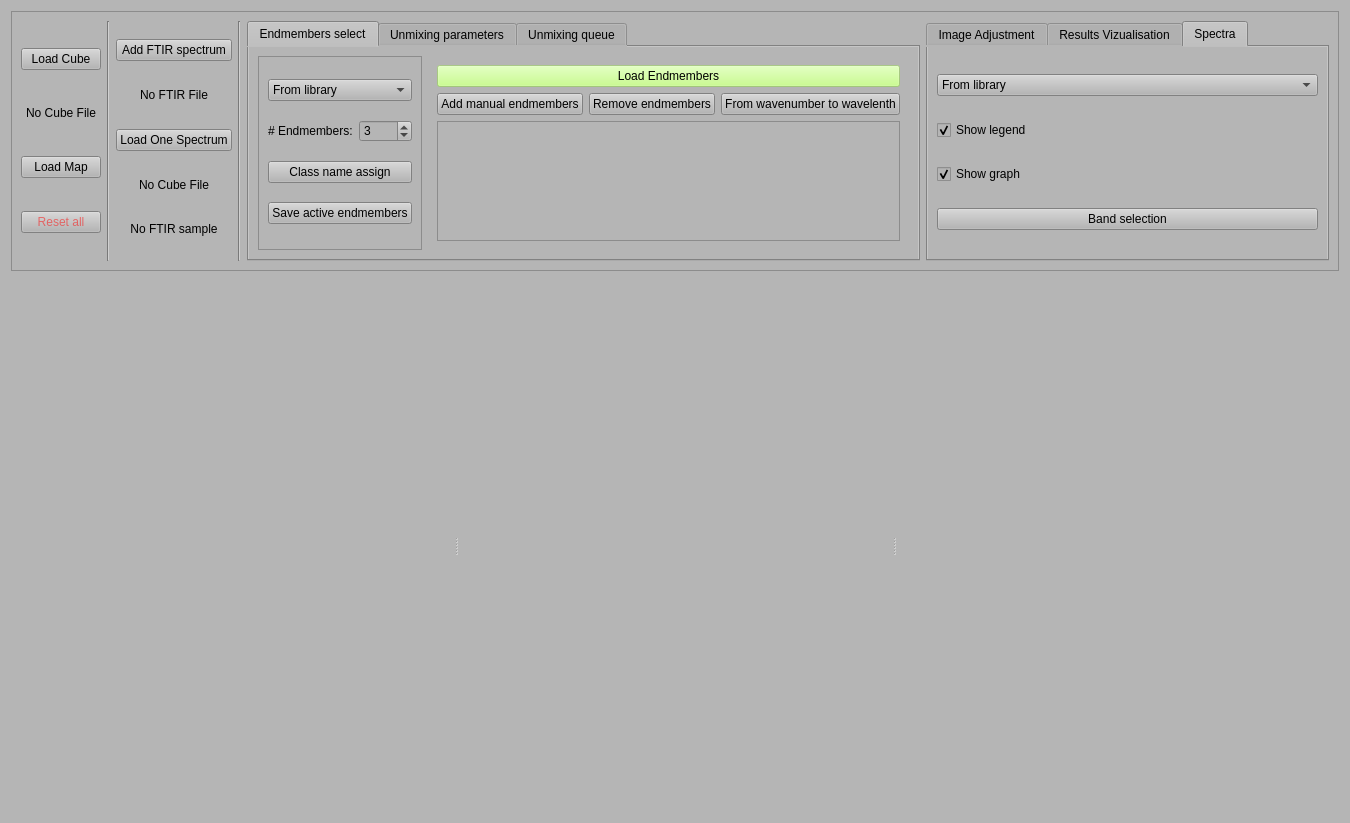
Old version of the form unmixing/unmixing_window.ui in the repository Llanik/Hypertool.
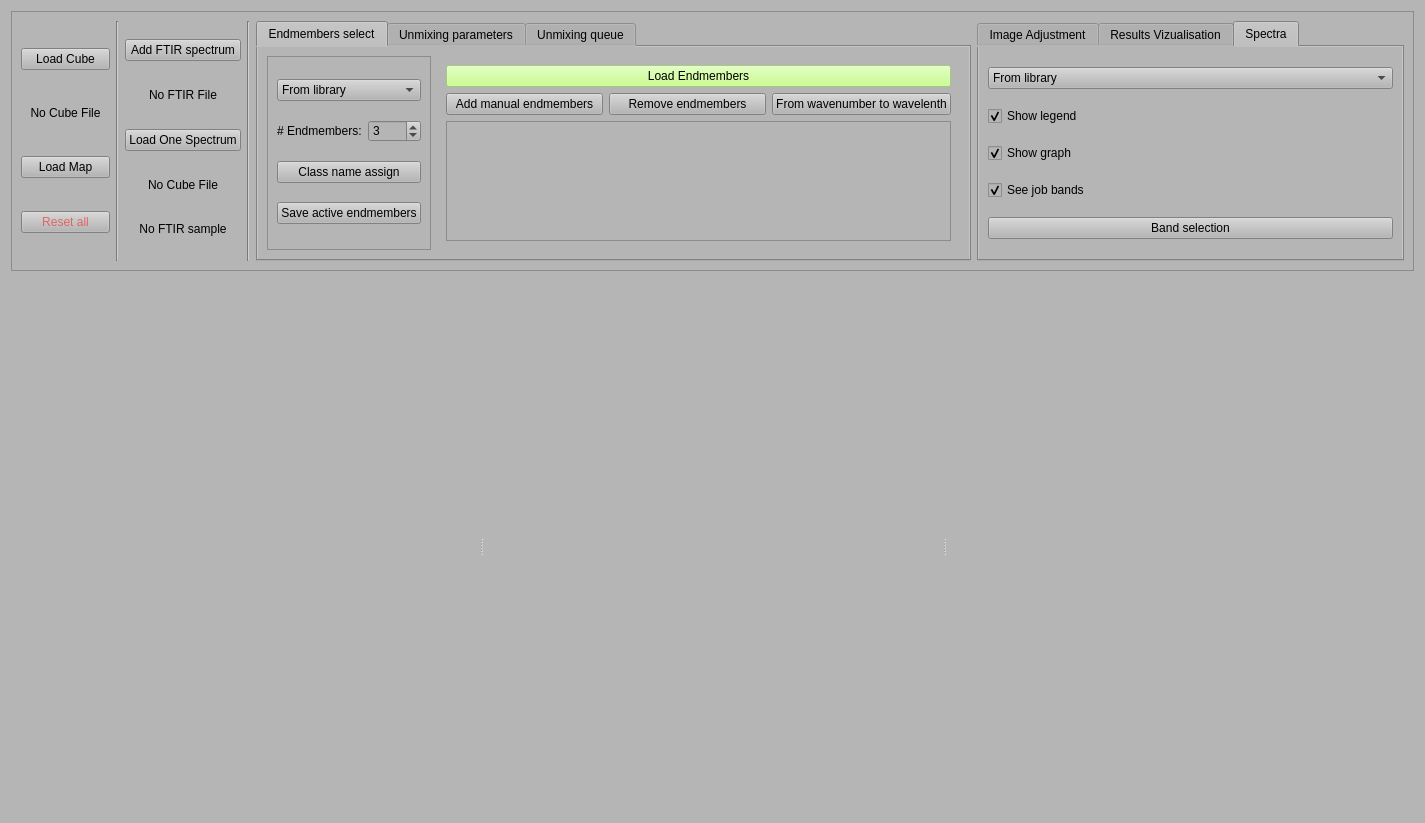
New version of the form. The open tabs and pages were chosen to show the change.

Commit message: [UNMIX] : - added possibility to duplicate jobs (to change bands) - checkbox for job bands - bugg fixed for lauch selected - added job reinit

Diff of the .ui file:
```diff
--- a/unmixing/unmixing_window.ui
+++ b/unmixing/unmixing_window.ui
@@ -6,7 +6,7 @@
    <rect>
     <x>0</x>
     <y>0</y>
-    <width>1330</width>
+    <width>1425</width>
     <height>823</height>
    </rect>
   </property>
@@ -314,8 +314,8 @@
                   <rect>
                    <x>0</x>
                    <y>0</y>
-                   <width>401</width>
-                   <height>103</height>
+                   <width>20</width>
+                   <height>20</height>
                   </rect>
                  </property>
                  <layout class="QVBoxLayout" name="verticalLayout_2">
@@ -1489,6 +1489,16 @@
             </property>
            </widget>
           </item>
+          <item>
+           <widget class="QCheckBox" name="checkBox_see_job_bands">
+            <property name="text">
+             <string>See job bands</string>
+            </property>
+            <property name="checked">
+             <bool>true</bool>
+            </property>
+           </widget>
+          </item>
           <item>
            <widget class="QPushButton" name="pushButton_band_selection">
             <property name="toolTip">
```
Left out of the diff: 6 changed lines with no effect on the pictures. The commit also changes 3 other files.
